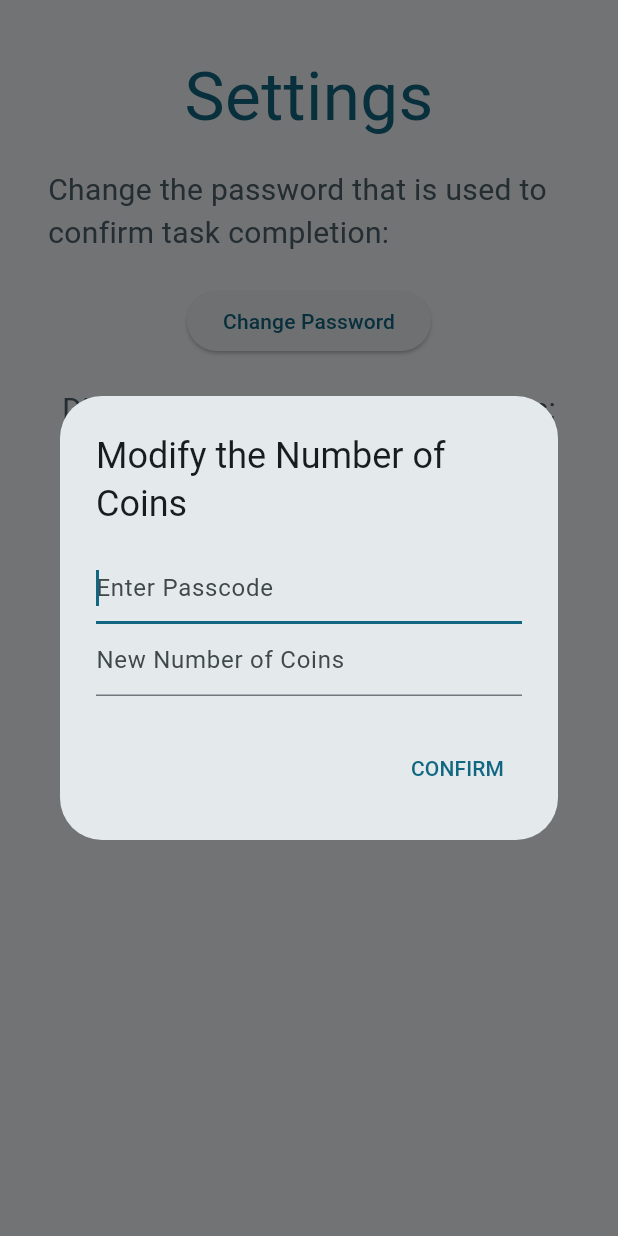
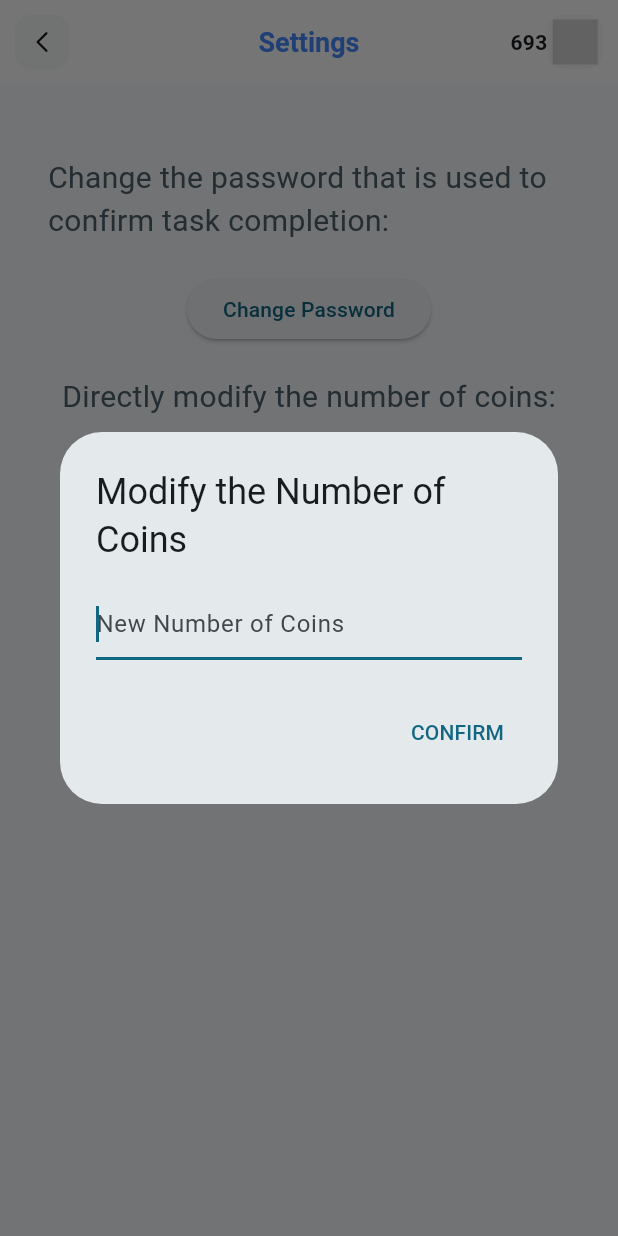
Before and after one commit to avnithv/CongressionalApp2023, a Flutter app: the PasswordPage screen opened directly, after a tap on "Set Number of Coins", on a phone screen of 412 x 824 dp. Run offline on Flutter 3.47's test engine with Material 2 defaults, Android fonts, the phone set to English and light mode, and no system bars; our stand-ins replace flutter_svg, fluttertoast, velocity_x; missing offline and left inert: chat_gpt_sdk; project files that could hold a hidden picture were left out.

Commit message:
Update dialog.dart

```diff
--- a/congressional_app/lib/dialog.dart
+++ b/congressional_app/lib/dialog.dart
@@ -1,4 +1,7 @@
+import 'dart:developer';
+
 import 'package:flutter/material.dart';
+import 'package:flutter_svg/flutter_svg.dart';
 import 'main.dart';
 
 
@@ -13,42 +16,39 @@ class _PasswordPage extends State<PasswordPage> {
   late TextEditingController controller;
   late TextEditingController controller2;
   late TextEditingController controller3;
-  late TextEditingController controller4;
+
   @override
   void initState() {
     super.initState();
     controller = TextEditingController();
     controller2 = TextEditingController();
     controller3 = TextEditingController();
-    controller4 = TextEditingController();
   }
 
   @override void dispose() {
     controller.dispose();
     controller2.dispose();
     controller3.dispose();
-    controller4.dispose();
     super.dispose();
   }
 
   @override
   Widget build(BuildContext context) {
     return Scaffold(
+    appBar: appBar(),
     body: Container(
         padding: EdgeInsets.all(32),
         child: Column(
           children: [
-            Text("Settings", style: TextStyle(color: Theme.of(context).colorScheme.primary, fontSize: 45,),),
             const SizedBox(height: 16,),
             Text("Change the password that is used to confirm task completion:", style: TextStyle(color: Theme.of(context).colorScheme.secondary, fontSize: 20,),),
             const SizedBox(height: 20,),
             ElevatedButton(
               child: Text("Change Password"),
               onPressed: () async {
-                final res = await openDialog();
-                if (res != null && res[0] == MyHomePage.passwode) {
-                  if (!res[1].isEmpty) MyHomePage.passwode = res[1];
-                }
+                final pass = await openDialog();
+                if (pass != null) log(pass);
+                if (pass != null && !pass.isEmpty) MyHomePage.passwode = pass;
               }
             ),
             const SizedBox(height: 20,),
@@ -57,11 +57,9 @@ class _PasswordPage extends State<PasswordPage> {
             ElevatedButton(
               child: Text("Set Number of Coins"),
               onPressed: () async {
-                final res = await openDialog2();
-                if (res != null && res[0] == MyHomePage.passwode) {
-                  MyHomePage.coins = int.parse(res[1]);
-                  MyHomePage.hompate!.setState(() {});
-                }
+                final name = await openDialog2();
+                if (name == null || name.isEmpty) return;
+                MyHomePage.coins = int.parse(name);
               }
             )
           ],
@@ -70,8 +68,8 @@ class _PasswordPage extends State<PasswordPage> {
     );
   }
 
-  Future<List<String>?> openDialog() {
-    return showDialog<List<String>>(
+  Future<String?> openDialog() {
+    return showDialog<String>(
       context: context,
       builder: (context) => AlertDialog(
         title: Text("Change your Password"),
@@ -109,8 +107,8 @@ class _PasswordPage extends State<PasswordPage> {
   }
 
 
-  Future<List<String>?> openDialog2() {
-    return showDialog<List<String>>(
+  Future<String?> openDialog2() {
+    return showDialog<String>(
       context: context,
       builder: (context) => AlertDialog(
         title: Text("Modify the Number of Coins"),
@@ -121,12 +119,6 @@ class _PasswordPage extends State<PasswordPage> {
               TextField(
                 autofocus: true,
                 obscureText: true,
-                enableSuggestions: false,
-                autocorrect: false,
-                decoration: InputDecoration(hintText: "Enter Passcode"),
-                controller: controller4,
-              ),
-              TextField(
                 enableSuggestions: false,
                 autocorrect: false,
                 decoration: InputDecoration(hintText: "New Number of Coins"),
@@ -144,13 +136,74 @@ class _PasswordPage extends State<PasswordPage> {
     );
   }
 
+  AppBar appBar() {
+    return AppBar(
+        title: Text(
+          'Settings',
+          style: TextStyle(
+            color: Colors.blueAccent,
+            fontSize: 18,
+            fontWeight: FontWeight.bold
+          ),
+        ),
+        backgroundColor: Colors.white,
+        elevation: 0,
+        centerTitle: true,
+        leading: GestureDetector(
+          onTap: () {
+
+          },
+            child: Container(
+              margin: EdgeInsets.all(10),
+              alignment: Alignment.center,
+              child: SvgPicture.asset(
+                'assets/icons/Arrow - Left 2.svg',
+                height: 20,
+                width: 20,
+              ),
+              decoration: BoxDecoration(
+                color: Color(0xffF7F8F8),
+                borderRadius: BorderRadius.circular(10)
+              ),
+            ),
+        ),
+        actions: [
+          Text(
+            '${MyHomePage.coins}',
+            style: TextStyle(
+              fontWeight: FontWeight.bold
+            ),
+          ),
+          GestureDetector(
+              onTap: () {
+
+              },
+              child: Container(
+                margin: EdgeInsets.only(top: 10, bottom: 10, right: 10),
+                alignment: Alignment.center,
+                width: 37,
+                child: SvgPicture.asset(
+                  'assets/icons/money.svg',
+                  height: 30,
+                  width: 30,
+                ),
+                decoration: BoxDecoration(
+                  color: Color(0xffF7F8F8),
+                  borderRadius: BorderRadius.circular(10)
+                ),
+            ),
+          ),
+        ],
+      );
+}
+
   void confirm() {
-    Navigator.of(context).pop([controller.text, controller2.text]);
+    Navigator.of(context).pop(controller2.text);
     controller.clear();
   }
 
   void confirm2() {
-    Navigator.of(context).pop([controller4.text, controller3.text]);
+    Navigator.of(context).pop(controller3.text);
     controller.clear();
   }
 }
```
